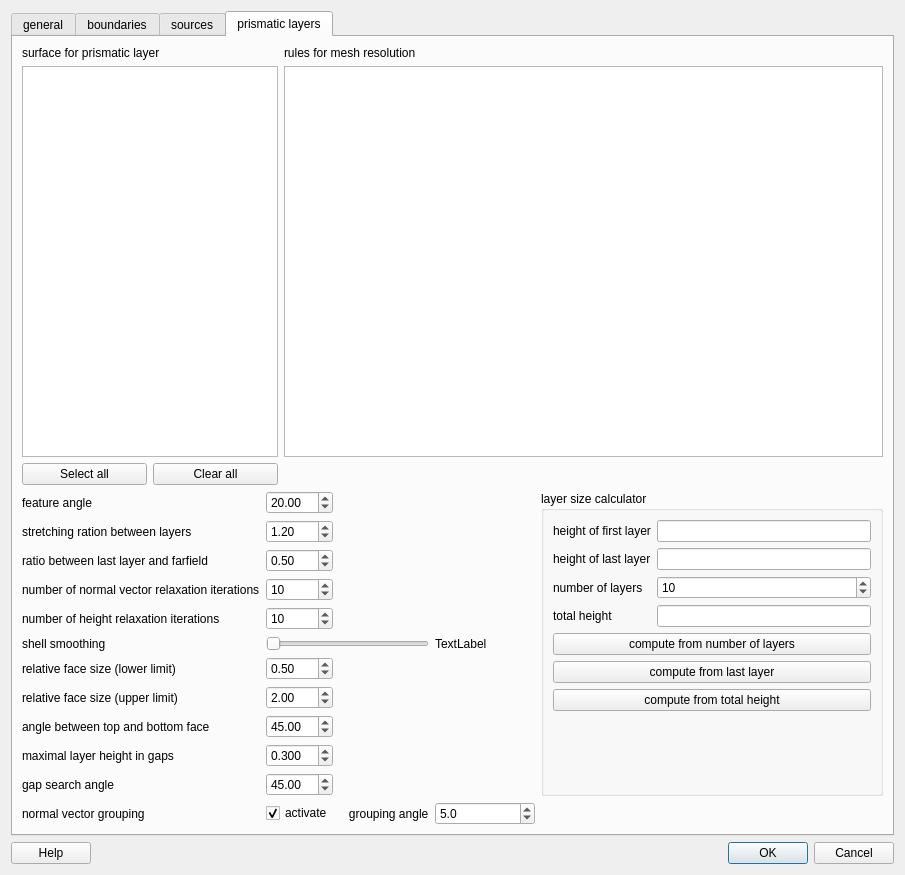
Qt form src/libengrid/guicreatesurfacemesh.ui (enGits/engrid) before a commit.
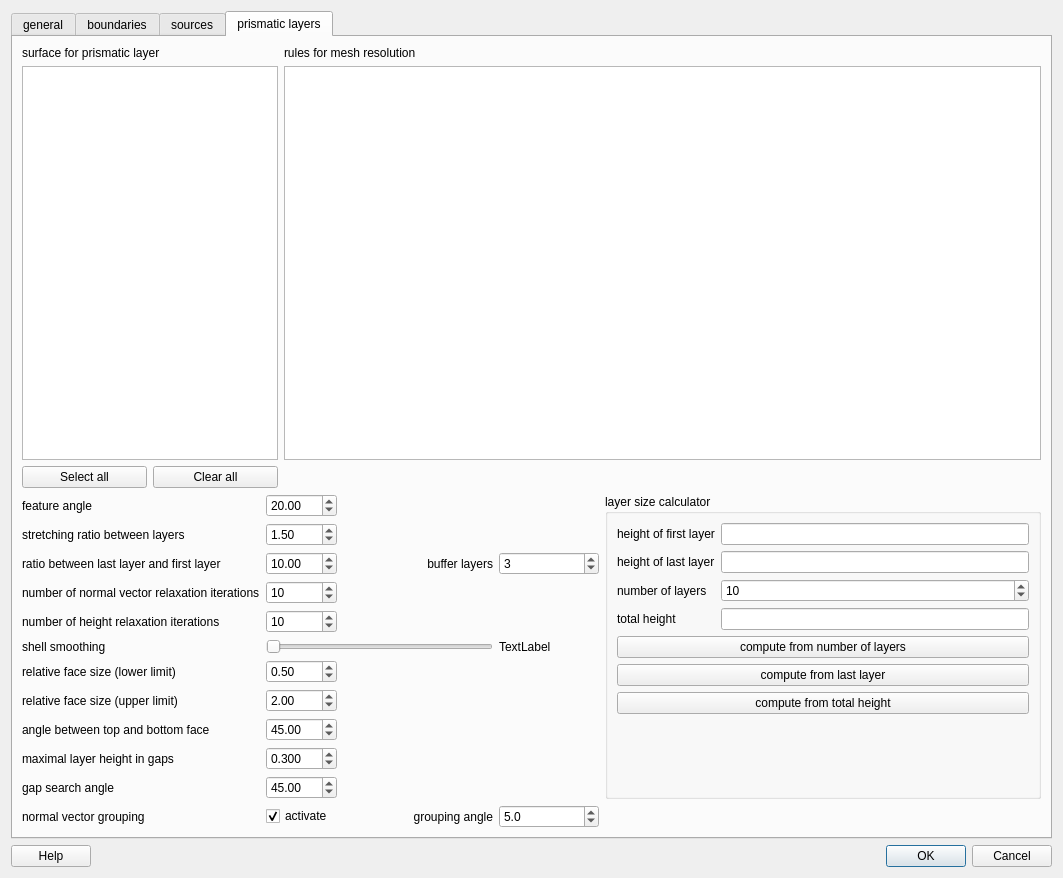
The same form after that commit. The open tabs and pages were chosen to show the change. Icons and pictures are not drawn.

Commit message: limited volume meshing to boundary layer only

Patch:
```diff
--- a/src/libengrid/guicreatesurfacemesh.ui
+++ b/src/libengrid/guicreatesurfacemesh.ui
@@ -6,8 +6,8 @@
    <rect>
     <x>0</x>
     <y>0</y>
-    <width>905</width>
-    <height>875</height>
+    <width>1063</width>
+    <height>878</height>
    </rect>
   </property>
   <property name="windowTitle">
@@ -398,7 +398,7 @@
          <item row="1" column="0">
           <widget class="QLabel" name="label_13">
            <property name="text">
-            <string>stretching ration between layers</string>
+            <string>stretching ratio between layers</string>
            </property>
           </widget>
          </item>
@@ -438,7 +438,7 @@
          <item row="2" column="0">
           <widget class="QLabel" name="label_15">
            <property name="text">
-            <string>ratio between last layer and farfield</string>
+            <string>ratio between last layer and first layer</string>
            </property>
           </widget>
          </item>
@@ -471,7 +471,7 @@
             <double>0.050000000000000</double>
            </property>
            <property name="value">
-            <double>1.200000000000000</double>
+            <double>1.500000000000000</double>
            </property>
           </widget>
          </item>
@@ -558,9 +558,18 @@
          </item>
          <item row="11" column="2">
           <widget class="QLabel" name="label_22">
+           <property name="minimumSize">
+            <size>
+             <width>150</width>
+             <height>0</height>
+            </size>
+           </property>
            <property name="text">
             <string>   grouping angle</string>
            </property>
+           <property name="alignment">
+            <set>Qt::AlignRight|Qt::AlignTrailing|Qt::AlignVCenter</set>
+           </property>
           </widget>
          </item>
          <item row="11" column="3">
@@ -641,16 +650,16 @@
          <item row="2" column="1">
           <widget class="QDoubleSpinBox" name="m_DoubleSpinBoxBoundaryLayerFarfieldRatio">
            <property name="minimum">
-            <double>0.050000000000000</double>
-           </property>
-           <property name="maximum">
             <double>1.000000000000000</double>
            </property>
+           <property name="maximum">
+            <double>1000.000000000000000</double>
+           </property>
            <property name="singleStep">
             <double>0.050000000000000</double>
            </property>
            <property name="value">
-            <double>0.500000000000000</double>
+            <double>10.000000000000000</double>
            </property>
           </widget>
          </item>
@@ -786,6 +795,32 @@
            </property>
           </widget>
          </item>
+         <item row="2" column="3">
+          <widget class="QSpinBox" name="m_SpinBoxBufferLayers">
+           <property name="minimum">
+            <number>0</number>
+           </property>
+           <property name="maximum">
+            <number>10</number>
+           </property>
+           <property name="value">
+            <number>3</number>
+           </property>
+          </widget>
+         </item>
+         <item row="2" column="2">
+          <widget class="QLabel" name="label_28">
+           <property name="layoutDirection">
+            <enum>Qt::LeftToRight</enum>
+           </property>
+           <property name="text">
+            <string>buffer layers</string>
+           </property>
+           <property name="alignment">
+            <set>Qt::AlignRight|Qt::AlignTrailing|Qt::AlignVCenter</set>
+           </property>
+          </widget>
+         </item>
         </layout>
        </item>
       </layout>
```
Left out of the diff: 4 changed lines with no effect on the pictures. The commit also changes 7 other files.
